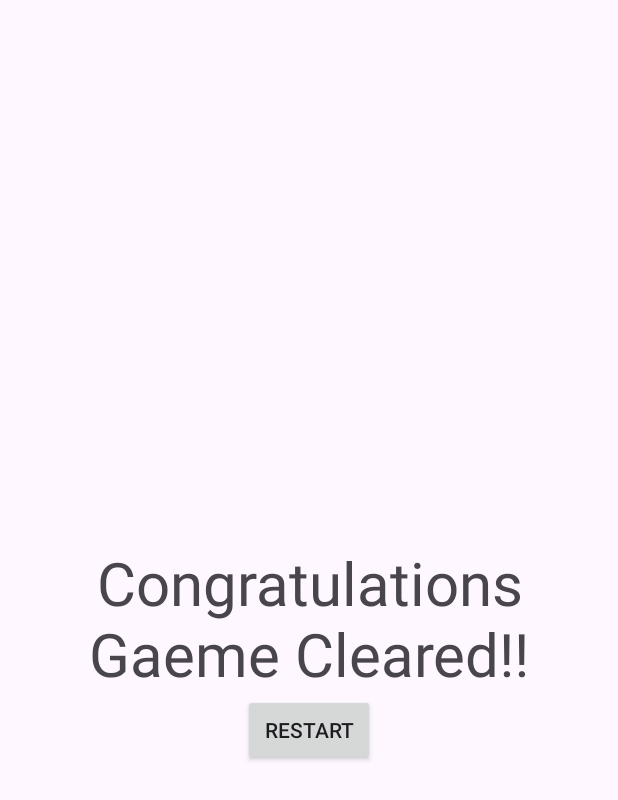
After one commit to aaaa1597/AndKotlin-PianoTiles, an Android app: the fragment GameclearFragment placed in its activity, on a phone screen of 412 x 824 dp. The commit adds this screen. Shown: the top 800 px of the screen. Run offline under Robolectric (Android 15) with nearby library versions, the phone set to English and light mode, and no system bars; 2 statements that could not run were skipped.

Commit message:
ひとまず。

```diff
--- /dev/null
+++ b/app/src/main/java/com/example/pianotiles/GameclearFragment.kt
@@ -0,0 +1,32 @@
+package com.example.pianotiles
+
+import android.os.Bundle
+import androidx.fragment.app.Fragment
+import android.view.LayoutInflater
+import android.view.View
+import android.view.ViewGroup
+import androidx.appcompat.widget.AppCompatButton
+
+class GameclearFragment : Fragment() {
+    override fun onCreate(savedInstanceState: Bundle?) {
+        super.onCreate(savedInstanceState)
+    }
+
+    override fun onCreateView(inflater: LayoutInflater, container: ViewGroup?, savedInstanceState: Bundle?): View? {
+        return inflater.inflate(R.layout.fragment_gameclear, container, false)
+    }
+
+    override fun onViewCreated(view: View, savedInstanceState: Bundle?) {
+        super.onViewCreated(view, savedInstanceState)
+        view.findViewById<AppCompatButton>(R.id.btn_restart2).setOnClickListener {
+            parentFragmentManager.beginTransaction()
+                .replace(R.id.fragment_container, MainMenuFragment.newInstance())
+                .commit()
+        }
+    }
+
+    companion object {
+        @JvmStatic
+        fun newInstance() = GameclearFragment()
+    }
+}
--- a/app/src/main/java/com/example/pianotiles/GameplayFragment.kt
+++ b/app/src/main/java/com/example/pianotiles/GameplayFragment.kt
@@ -5,6 +5,7 @@ import android.os.Bundle
 import android.os.CountDownTimer
 import android.os.Handler
 import android.os.Looper
+import android.util.Log
 import android.view.LayoutInflater
 import android.view.MotionEvent
 import android.view.View
@@ -16,9 +17,14 @@ import androidx.lifecycle.Lifecycle
 import androidx.lifecycle.ViewModelProvider
 import androidx.lifecycle.lifecycleScope
 import androidx.lifecycle.repeatOnLifecycle
+import com.example.pianotiles.GameLevel.*
 import com.example.pianotiles.databinding.FragmentGameplayBinding
 import kotlinx.coroutines.Runnable
 import kotlinx.coroutines.launch
+
+val PERIODIC_TIME_EASY  = 2000f
+val PERIODIC_TIME_NORMAL= (2000*0.9).toFloat()
+val PERIODIC_TIME_HARD  = (2000*0.8).toFloat()
 
 class GameplayFragment: Fragment() {
     companion object {
@@ -34,6 +40,7 @@ class GameplayFragment: Fragment() {
     private lateinit var _binding: FragmentGameplayBinding
     private lateinit var gameViewModel: GameplayViewModel
     private lateinit var _level: GameLevel
+    private lateinit var run: Runnable      /* ゲーム処理メイン */
     private var _volume: Float = 0f
     private var _screenH: Float = 0f
 
@@ -104,11 +111,28 @@ class GameplayFragment: Fragment() {
                 Handler(Looper.getMainLooper()).post(run)
             }
         }.start()
-    }
 
-    /* ゲーム処理メイン */
-    val run: Runnable = Runnable {
-        val tileview = TileView(requireContext(), gameViewModel.tiles.removeFirst(), _screenH)
-        _binding.flyTiles.addView(tileview)
+        /* ゲーム処理メイン */
+        run = Runnable {
+            /* タイル情報取得 */
+            if(gameViewModel.tiles.isEmpty()) {
+                parentFragmentManager.beginTransaction()
+                    .replace(R.id.fragment_container, GameclearFragment.newInstance())
+                    .commit()
+                return@Runnable
+            }
+
+            /* 鍵盤生成 */
+            val tileview = TileView(requireContext(), gameViewModel.tiles.removeFirst(), _screenH, _level)
+            _binding.flyTiles.addView(tileview)
+            /* 次の準備 */
+            val periodictime = when(_level) {
+                easy  -> (PERIODIC_TIME_EASY/4).toLong()
+                normal-> (PERIODIC_TIME_NORMAL/4).toLong()
+                hard  -> (PERIODIC_TIME_HARD/4).toLong()
+            }
+            /* 次実行 */
+            Handler(Looper.getMainLooper()).postDelayed(run, periodictime)
+        }
     }
 }
--- /dev/null
+++ b/app/src/main/res/layout/fragment_gameclear.xml
@@ -0,0 +1,30 @@
+<?xml version="1.0" encoding="utf-8"?>
+<androidx.constraintlayout.widget.ConstraintLayout xmlns:android="http://schemas.android.com/apk/res/android"
+    xmlns:tools="http://schemas.android.com/tools"
+    android:layout_width="match_parent"
+    android:layout_height="match_parent"
+    xmlns:app="http://schemas.android.com/apk/res-auto"
+    tools:context=".GameclearFragment">
+
+    <TextView
+        android:id="@+id/txt_congratulations"
+        android:layout_width="wrap_content"
+        android:layout_height="wrap_content"
+        android:text="@string/congratulations_gaeme_cleared"
+        android:textSize="40sp"
+        android:gravity="center"
+        app:layout_constraintTop_toTopOf="parent"
+        app:layout_constraintBottom_toBottomOf="parent"
+        app:layout_constraintLeft_toLeftOf="parent"
+        app:layout_constraintRight_toRightOf="parent"/>
+
+    <androidx.appcompat.widget.AppCompatButton
+        android:id="@+id/btn_restart2"
+        android:layout_width="wrap_content"
+        android:layout_height="wrap_content"
+        android:text="@string/Restart"
+        app:layout_constraintTop_toBottomOf="@id/txt_congratulations"
+        app:layout_constraintLeft_toLeftOf="parent"
+        app:layout_constraintRight_toRightOf="parent"/>
+
+</androidx.constraintlayout.widget.ConstraintLayout>
--- a/app/src/main/res/values/strings.xml
+++ b/app/src/main/res/values/strings.xml
@@ -19,4 +19,5 @@
     <string name="volume_on">volume on</string>
     <string name="setting">setting</string>
     <string name="bgm_musmus">BGM：MusMus</string>
+    <string name="congratulations_gaeme_cleared">Congratulations\nGaeme Cleared!!</string>
 </resources>
```
Also changed, not shown: app/src/main/java/com/example/pianotiles/TileView.kt (+8 -3 lines).
